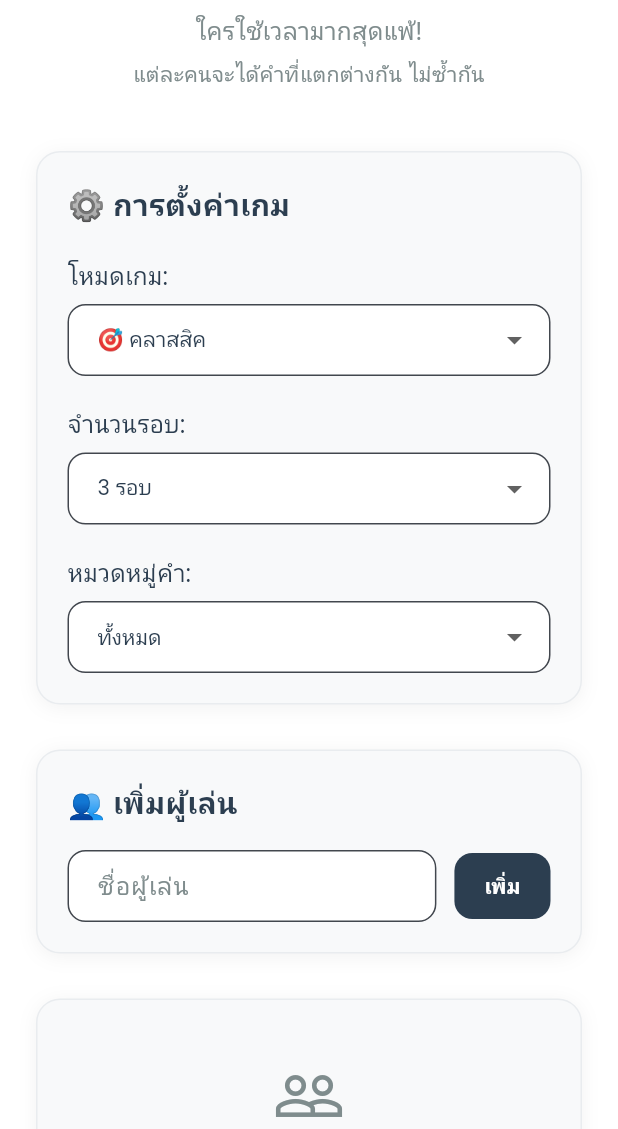
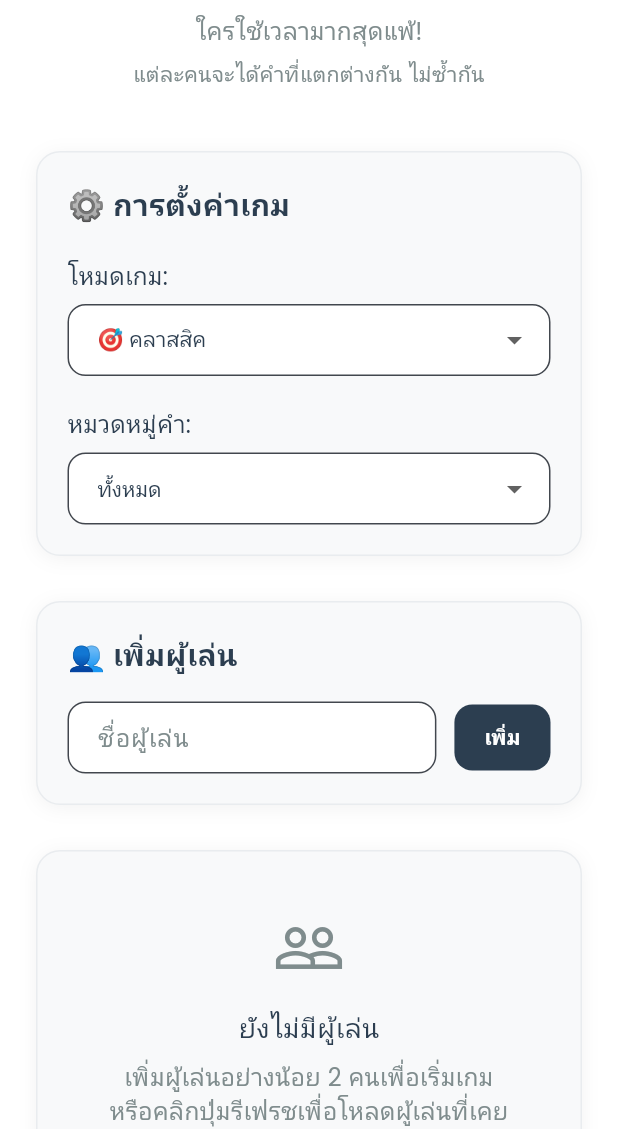
Before and after one commit to moo-ongsa/word-guessing-game, a Flutter app: the screen it shows after launch, on a phone screen of 412 x 824 dp, the part 107-1236 px from its top. Run offline on Flutter 3.47's test engine with Material 3 defaults, Android fonts, the phone set to English and light mode, and no system bars; our stand-ins replace cached_network_image, flutter_animate, google_fonts, shared_preferences, webview_flutter.

Commit message:
Remove round selection and saved player names from setup screen

```diff
--- a/lib/screens/setup_screen.dart
+++ b/lib/screens/setup_screen.dart
@@ -14,7 +14,6 @@ class SetupScreen extends StatefulWidget {
 
 class _SetupScreenState extends State<SetupScreen> {
   final TextEditingController _nameController = TextEditingController();
-  int _selectedRounds = 3;
   GameMode _selectedMode = GameMode.classic;
   final StatsService _statsService = StatsService();
   List<String> _savedPlayerNames = [];
@@ -209,58 +208,6 @@ class _SetupScreenState extends State<SetupScreen> {
                       ),
                       const SizedBox(height: 20),
 
-                      // Number of Rounds
-                      Text(
-                        'จำนวนรอบ:',
-                        style: GoogleFonts.poppins(
-                          fontSize: 16,
-                          color: const Color(0xFF2C3E50),
-                        ),
-                      ),
-                      const SizedBox(height: 8),
-                      DropdownButtonFormField<int>(
-                        value: _selectedRounds,
-                        dropdownColor: Colors.white,
-                        style: GoogleFonts.poppins(
-                          color: const Color(0xFF2C3E50),
-                        ),
-                        decoration: InputDecoration(
-                          filled: true,
-                          fillColor: Colors.white,
-                          border: OutlineInputBorder(
-                            borderRadius: BorderRadius.circular(12),
-                            borderSide: const BorderSide(
-                              color: const Color(0xFFE9ECEF),
-                            ),
-                          ),
-                          contentPadding: const EdgeInsets.symmetric(
-                            horizontal: 16,
-                            vertical: 12,
-                          ),
-                        ),
-                        items: List.generate(10, (index) => index + 1)
-                            .map(
-                              (rounds) => DropdownMenuItem(
-                                value: rounds,
-                                child: Text(
-                                  '$rounds รอบ',
-                                  style: const TextStyle(
-                                    color: Color(0xFF2C3E50),
-                                  ),
-                                ),
-                              ),
-                            )
-                            .toList(),
-                        onChanged: (value) {
-                          if (value != null) {
-                            setState(() {
-                              _selectedRounds = value;
-                            });
-                          }
-                        },
-                      ),
-                      const SizedBox(height: 20),
-
                       // Word Category
                       Text(
                         'หมวดหมู่คำ:',
@@ -346,57 +293,6 @@ class _SetupScreenState extends State<SetupScreen> {
                         ),
                       ),
                       const SizedBox(height: 16),
-
-                      // รายชื่อที่เคยบันทึกไว้ (สำหรับเพิ่มใหม่)
-                      if (_savedPlayerNames.isNotEmpty) ...[
-                        Text(
-                          '📋 ผู้เล่นที่เคยบันทึกไว้ (คลิกเพื่อเพิ่ม):',
-                          style: GoogleFonts.poppins(
-                            fontSize: 14,
-                            fontWeight: FontWeight.w500,
-                            color: const Color(0xFF2C3E50),
-                          ),
-                        ),
-                        const SizedBox(height: 8),
-                        Wrap(
-                          spacing: 8,
-                          runSpacing: 8,
-                          children: _savedPlayerNames.map((name) {
-                            final isAlreadyAdded = context
-                                .read<GameProvider>()
-                                .gameState
-                                .players
-                                .any((player) => player.name == name);
-                            return ActionChip(
-                              label: Text(
-                                name,
-                                style: GoogleFonts.poppins(
-                                  fontSize: 12,
-                                  color: isAlreadyAdded
-                                      ? const Color(0xFF7F8C8D)
-                                      : const Color(0xFF2C3E50),
-                                ),
-                              ),
-                              onPressed: isAlreadyAdded
-                                  ? null
-                                  : () {
-                                      context.read<GameProvider>().addPlayer(
-                                        name,
-                                      );
-                                    },
-                              backgroundColor: isAlreadyAdded
-                                  ? const Color(0xFFF8F9FA)
-                                  : Colors.white,
-                              side: BorderSide(
-                                color: isAlreadyAdded
-                                    ? const Color(0xFFE9ECEF)
-                                    : const Color(0xFF2C3E50),
-                              ),
-                            );
-                          }).toList(),
-                        ),
-                        const SizedBox(height: 16),
-                      ],
 
                       Row(
                         children: [
@@ -685,9 +581,6 @@ class _SetupScreenState extends State<SetupScreen> {
                                     Expanded(
                                       child: ElevatedButton(
                                         onPressed: () {
-                                          gameProvider.setTotalRounds(
-                                            _selectedRounds,
-                                          );
                                           gameProvider.setGameMode(
                                             _selectedMode,
                                           );
```
